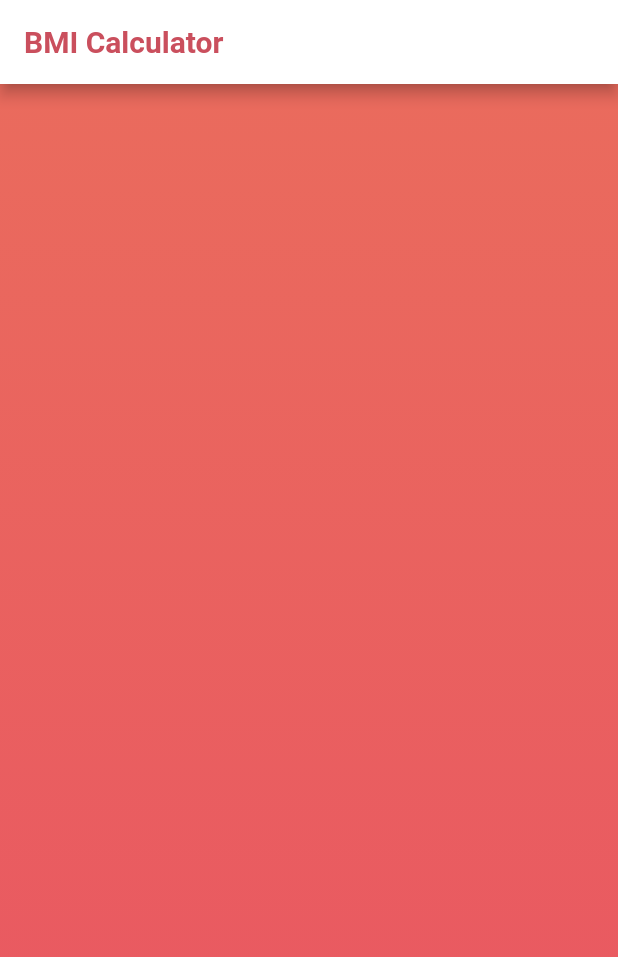
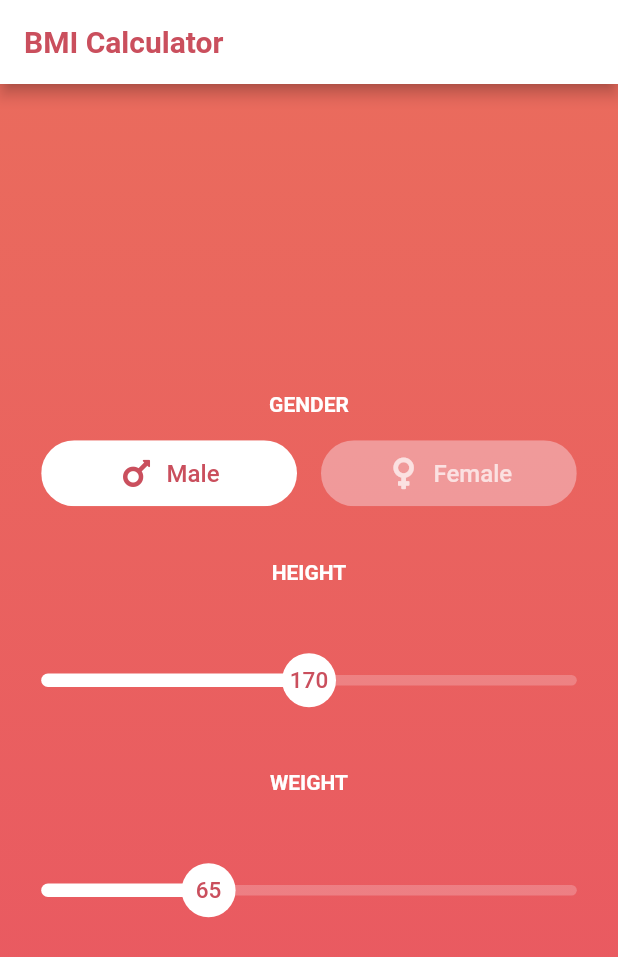
Before and after one commit to halildurmus/bmi-calculator, a Flutter app: the screen it shows after launch, on a phone screen of 412 x 824 dp. Shown: the top 957 px of the screen. Run offline on Flutter 3.47's test engine with Material 2 defaults, Android fonts, the phone set to English and light mode, and no system bars; our stand-ins replace font_awesome_flutter.

Commit message:
Add gender toggle buttons, height and weight sliders

```diff
--- a/lib/constants.dart
+++ b/lib/constants.dart
@@ -7,10 +7,22 @@ const List<Color> kContainerGradientColors = <Color>[
 ];
 
 // Decorations
-final BoxDecoration kContainerDecoration = BoxDecoration(
+const BoxDecoration kContainerDecoration = BoxDecoration(
   gradient: LinearGradient(
     begin: Alignment.topCenter,
     end: Alignment.bottomCenter,
     colors: kContainerGradientColors,
   ),
 );
+
+const Color kActiveButtonBgColor = Colors.white;
+
+const Color kActiveButtonTextColor = Color(0xFFCA4F5D);
+
+const double kActiveButtonElevation = 8.0;
+
+final Color kInactiveButtonBgColor = const Color(0xFFF6CFD5).withOpacity(0.5);
+
+Color kInactiveButtonTextColor = Colors.white.withOpacity(0.7);
+
+const double kInactiveButtonElevation = 0.0;
--- /dev/null
+++ b/lib/gender_toggle_button.dart
@@ -0,0 +1,47 @@
+import 'package:flutter/material.dart';
+
+class GenderToggleButton extends StatelessWidget {
+  const GenderToggleButton({
+    Key key,
+    @required this.bgColor,
+    @required this.icon,
+    @required this.onTap,
+    @required this.text,
+    @required this.textColor,
+  }) : super(key: key);
+
+  final Color bgColor;
+  final IconData icon;
+  final void Function() onTap;
+  final String text;
+  final Color textColor;
+
+  @override
+  Widget build(BuildContext context) {
+    return ClipRRect(
+      borderRadius: BorderRadius.circular(24.0),
+      child: GestureDetector(
+        onTap: onTap,
+        child: Container(
+          padding: const EdgeInsets.symmetric(vertical: 10.0),
+          color: bgColor,
+          child: Row(
+            mainAxisAlignment: MainAxisAlignment.center,
+            children: <Widget>[
+              Icon(icon, color: textColor),
+              const SizedBox(width: 8.0),
+              Text(
+                text,
+                style: TextStyle(
+                  color: textColor,
+                  fontSize: 16.0,
+                  fontWeight: FontWeight.w500,
+                ),
+              ),
+            ],
+          ),
+        ),
+      ),
+    );
+  }
+}
--- a/lib/main.dart
+++ b/lib/main.dart
@@ -1,5 +1,10 @@
+import 'package:font_awesome_flutter/font_awesome_flutter.dart';
+
 import 'package:flutter/material.dart';
 
+import 'package:bmicalculator/gender_toggle_button.dart';
+import 'package:bmicalculator/models/gender.dart';
+import 'package:bmicalculator/slider.dart';
 import 'package:bmicalculator/constants.dart';
 
 void main() => runApp(MyApp());
@@ -8,6 +13,7 @@ class MyApp extends StatelessWidget {
   @override
   Widget build(BuildContext context) {
     return MaterialApp(
+      debugShowCheckedModeBanner: false,
       title: 'BMI Calculator',
       theme: ThemeData(
         primarySwatch: Colors.blue,
@@ -26,6 +32,30 @@ class HomePage extends StatefulWidget {
 }
 
 class _HomePageState extends State<HomePage> {
+  Gender _selectedGender = Gender.Male;
+  int height = 170;
+  int weight = 65;
+
+  Widget _buildGenderToggleButtons({String title, Gender gender}) {
+    return GenderToggleButton(
+      bgColor: _selectedGender == gender
+          ? kActiveButtonBgColor
+          : kInactiveButtonBgColor,
+      icon: gender == Gender.Male
+          ? FontAwesomeIcons.mars
+          : FontAwesomeIcons.venus,
+      onTap: () {
+        setState(() {
+          _selectedGender = gender;
+        });
+      },
+      text: title,
+      textColor: _selectedGender == gender
+          ? kActiveButtonTextColor
+          : kInactiveButtonTextColor,
+    );
+  }
+
   @override
   Widget build(BuildContext context) {
     return Scaffold(
@@ -33,15 +63,111 @@ class _HomePageState extends State<HomePage> {
         backgroundColor: Colors.white,
         title: Text(
           widget.title,
-          style: TextStyle(
-            color: const Color(0xFFCA4F5D),
+          style: const TextStyle(
+            color: Color(0xFFCA4F5D),
             fontWeight: FontWeight.bold,
           ),
         ),
       ),
-      body: Center(
-        child: Container(
-          decoration: kContainerDecoration,
+      body: Container(
+        decoration: kContainerDecoration,
+        width: double.infinity,
+        child: Column(
+          mainAxisAlignment: MainAxisAlignment.spaceBetween,
+          children: <Widget>[
+            Expanded(
+              child: Padding(
+                padding: EdgeInsets.symmetric(
+                  horizontal: MediaQuery.of(context).size.width / 15.0,
+                ),
+                child: Column(
+                  mainAxisAlignment: MainAxisAlignment.center,
+                  children: <Widget>[
+                    const Padding(
+                      padding: EdgeInsets.only(
+                        top: 15.0,
+                      ),
+                      child: Text(
+                        'GENDER',
+                        style: TextStyle(
+                          color: Colors.white,
+                          fontWeight: FontWeight.bold,
+                        ),
+                      ),
+                    ),
+                    Padding(
+                      padding: const EdgeInsets.only(
+                        top: 16,
+                        bottom: 16.0,
+                      ),
+                      child: Row(
+                        mainAxisAlignment: MainAxisAlignment.center,
+                        children: <Widget>[
+                          Expanded(
+                            child: _buildGenderToggleButtons(
+                                title: 'Male', gender: Gender.Male),
+                          ),
+                          const SizedBox(width: 16.0),
+                          Expanded(
+                            child: _buildGenderToggleButtons(
+                                title: 'Female', gender: Gender.Female),
+                          ),
+                        ],
+                      ),
+                    ),
+                    const SizedBox(height: 20.0),
+                    const Text(
+                      'HEIGHT',
+                      style: TextStyle(
+                        color: Colors.white,
+                        fontWeight: FontWeight.bold,
+                      ),
+                    ),
+                    Padding(
+                      padding: const EdgeInsets.only(
+                        top: 40,
+                        bottom: 16.0,
+                      ),
+                      child: CustomSlider(
+                        min: 120,
+                        max: 220,
+                        value: height,
+                        onChanged: (double newValue) {
+                          setState(() {
+                            height = newValue.round();
+                          });
+                        },
+                      ),
+                    ),
+                    const SizedBox(height: 20.0),
+                    const Text(
+                      'WEIGHT',
+                      style: TextStyle(
+                        color: Colors.white,
+                        fontWeight: FontWeight.bold,
+                      ),
+                    ),
+                    Padding(
+                      padding: const EdgeInsets.only(
+                        top: 40,
+                        bottom: 16.0,
+                      ),
+                      child: CustomSlider(
+                        min: 40,
+                        max: 120,
+                        value: weight,
+                        onChanged: (double newValue) {
+                          setState(() {
+                            weight = newValue.round();
+                          });
+                        },
+                      ),
+                    ),
+                  ],
+                ),
+              ),
+            ),
+          ],
         ),
       ),
     );
--- /dev/null
+++ b/lib/models/gender.dart
@@ -0,0 +1 @@
+enum Gender { Male, Female }
--- /dev/null
+++ b/lib/slider.dart
@@ -0,0 +1,137 @@
+import 'package:flutter/material.dart';
+
+import 'package:bmicalculator/constants.dart';
+
+class _CustomSliderThumbCircle extends SliderComponentShape {
+  const _CustomSliderThumbCircle({
+    @required this.thumbRadius,
+    @required this.min,
+    @required this.max,
+  });
+
+  final double thumbRadius;
+  final double min;
+  final double max;
+
+  @override
+  Size getPreferredSize(bool isEnabled, bool isDiscrete) {
+    return Size.fromRadius(thumbRadius);
+  }
+
+  @override
+  void paint(
+    PaintingContext context,
+    Offset center, {
+    Animation<double> activationAnimation,
+    Animation<double> enableAnimation,
+    bool isDiscrete,
+    TextPainter labelPainter,
+    RenderBox parentBox,
+    SliderThemeData sliderTheme,
+    TextDirection textDirection,
+    double value,
+    double textScaleFactor,
+    Size sizeWithOverflow,
+  }) {
+    final Canvas canvas = context.canvas;
+
+    final Paint paint = Paint()
+      ..color = Colors.white
+      ..style = PaintingStyle.fill;
+
+    final TextSpan span = TextSpan(
+      style: TextStyle(
+        fontSize: thumbRadius * .75,
+        fontWeight: FontWeight.w500,
+        color: const Color(0xFFCA4F5D),
+      ),
+      text: getValue(value),
+    );
+
+    final TextPainter tp = TextPainter(
+        text: span,
+        textAlign: TextAlign.center,
+        textDirection: TextDirection.ltr);
+    tp.layout();
+    final Offset textCenter =
+        Offset(center.dx - (tp.width / 2), center.dy - (tp.height / 2));
+
+    canvas.drawCircle(center, thumbRadius * .9, paint);
+    tp.paint(canvas, textCenter);
+  }
+
+  String getValue(double value) {
+    return (((max - min) * value) + min).round().toString();
+  }
+}
+
+class _CustomTrackShape extends RoundedRectSliderTrackShape {
+  @override
+  Rect getPreferredRect({
+    @required RenderBox parentBox,
+    Offset offset = Offset.zero,
+    @required SliderThemeData sliderTheme,
+    bool isEnabled = false,
+    bool isDiscrete = false,
+  }) {
+    final double trackHeight = sliderTheme.trackHeight;
+    final double trackLeft = offset.dx;
+    final double trackTop =
+        offset.dy + (parentBox.size.height - trackHeight) / 2;
+    final double trackWidth = parentBox.size.width;
+    return Rect.fromLTWH(trackLeft, trackTop, trackWidth, trackHeight);
+  }
+}
+
+class CustomSlider extends StatefulWidget {
+  const CustomSlider({
+    @required this.min,
+    @required this.max,
+    @required this.onChanged,
+    @required this.value,
+  });
+
+  final double min;
+  final double max;
+  final int value;
+  final ValueChanged<double> onChanged;
+
+  @override
+  _CustomSliderState createState() => _CustomSliderState();
+}
+
+class _CustomSliderState extends State<CustomSlider> {
+  @override
+  Widget build(BuildContext context) {
+    return SliderTheme(
+      data: SliderTheme.of(context).copyWith(
+        showValueIndicator: ShowValueIndicator.always,
+        valueIndicatorColor: const Color(0xFFF6CFD5).withOpacity(0.3),
+        valueIndicatorShape: const RectangularSliderValueIndicatorShape(),
+        valueIndicatorTextStyle: TextStyle(
+          color: kInactiveButtonTextColor,
+          fontSize: 15.0,
+          fontWeight: FontWeight.w500,
+        ),
+        trackHeight: 7.0,
+        trackShape: _CustomTrackShape(),
+        inactiveTrackColor: const Color(0xFFF6CFD5).withOpacity(0.3),
+        activeTrackColor: Colors.white,
+        thumbColor: Colors.white,
+        overlayColor: Colors.white.withOpacity(0.2),
+        thumbShape: _CustomSliderThumbCircle(
+          thumbRadius: 20.0,
+          min: widget.min,
+          max: widget.max,
+        ), //const RoundSliderThumbShape(enabledThumbRadius: 14.0),
+      ),
+      child: Slider(
+        value: widget.value.toDouble(),
+        min: widget.min,
+        max: widget.max,
+        label: '${widget.value.toString()} kg',
+        onChanged: widget.onChanged,
+      ),
+    );
+  }
+}
```
Also changed, not shown: pubspec.yaml (+2 -56 lines), pubspec.lock, 1 other file.
